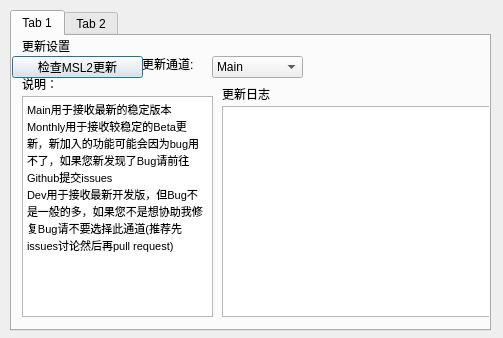
Above: SupportLib/setting.ui from MojaveHao/MSL2-Python before the change. Below: the same form after it.
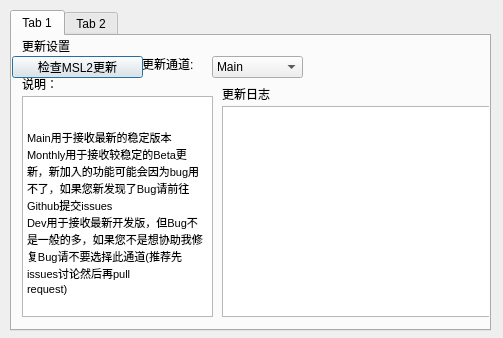
That is the form after the change. The open tabs and pages were chosen to show the change.

What changed in the file:
```diff
--- a/SupportLib/setting.ui
+++ b/SupportLib/setting.ui
@@ -40,12 +40,23 @@
      </property>
      <property name="html">
       <string>&lt;!DOCTYPE HTML PUBLIC &quot;-//W3C//DTD HTML 4.0//EN&quot; &quot;http://www.w3.org/TR/REC-html40/strict.dtd&quot;&gt;
-&lt;html&gt;&lt;head&gt;&lt;meta name=&quot;qrichtext&quot; content=&quot;1&quot; /&gt;&lt;style type=&quot;text/css&quot;&gt;
-p, li { white-space: pre-wrap; }
-&lt;/style&gt;&lt;/head&gt;&lt;body style=&quot; font-family:'SimSun'; font-size:9pt; font-weight:400; font-style:normal;&quot;&gt;
-&lt;p style=&quot; margin-top:0px; margin-bottom:0px; margin-left:0px; margin-right:0px; -qt-block-indent:0; text-indent:0px;&quot;&gt;&lt;span style=&quot; font-family:'MS Shell Dlg 2'; font-size:8pt;&quot;&gt;Main用于接收最新的稳定版本                    &lt;/span&gt;&lt;/p&gt;
-&lt;p style=&quot; margin-top:0px; margin-bottom:0px; margin-left:0px; margin-right:0px; -qt-block-indent:0; text-indent:0px;&quot;&gt;&lt;span style=&quot; font-family:'MS Shell Dlg 2'; font-size:8pt;&quot;&gt;Monthly用于接收较稳定的Beta更新，新加入的功能可能会因为bug用不了，如果您新发现了Bug请前往Github提交issues                    &lt;/span&gt;&lt;/p&gt;
-&lt;p style=&quot; margin-top:0px; margin-bottom:0px; margin-left:0px; margin-right:0px; -qt-block-indent:0; text-indent:0px;&quot;&gt;&lt;span style=&quot; font-family:'MS Shell Dlg 2'; font-size:8pt;&quot;&gt;Dev用于接收最新开发版，但Bug不是一般的多，如果您不是想协助我修复Bug请不要选择此通道(推荐先issues讨论然后再pull request)&lt;/span&gt;&lt;span style=&quot; font-family:'Microsoft YaHei UI';&quot;&gt;                &lt;/span&gt;&lt;/p&gt;&lt;/body&gt;&lt;/html&gt;</string>
+                            &lt;html&gt;&lt;head&gt;&lt;meta name=&quot;qrichtext&quot; content=&quot;1&quot; /&gt;&lt;style
+                            type=&quot;text/css&quot;&gt;
+                            p, li { white-space: pre-wrap; }
+                            &lt;/style&gt;&lt;/head&gt;&lt;body style=&quot; font-family:'SimSun'; font-size:9pt;
+                            font-weight:400; font-style:normal;&quot;&gt;
+                            &lt;p style=&quot; margin-top:0px; margin-bottom:0px; margin-left:0px; margin-right:0px;
+                            -qt-block-indent:0; text-indent:0px;&quot;&gt;&lt;span style=&quot; font-family:'MS Shell
+                            Dlg 2'; font-size:8pt;&quot;&gt;Main用于接收最新的稳定版本 &lt;/span&gt;&lt;/p&gt;
+                            &lt;p style=&quot; margin-top:0px; margin-bottom:0px; margin-left:0px; margin-right:0px;
+                            -qt-block-indent:0; text-indent:0px;&quot;&gt;&lt;span style=&quot; font-family:'MS Shell
+                            Dlg 2'; font-size:8pt;&quot;&gt;Monthly用于接收较稳定的Beta更新，新加入的功能可能会因为bug用不了，如果您新发现了Bug请前往Github提交issues
+                            &lt;/span&gt;&lt;/p&gt;
+                            &lt;p style=&quot; margin-top:0px; margin-bottom:0px; margin-left:0px; margin-right:0px;
+                            -qt-block-indent:0; text-indent:0px;&quot;&gt;&lt;span style=&quot; font-family:'MS Shell
+                            Dlg 2'; font-size:8pt;&quot;&gt;Dev用于接收最新开发版，但Bug不是一般的多，如果您不是想协助我修复Bug请不要选择此通道(推荐先issues讨论然后再pull
+                            request)&lt;/span&gt;&lt;span style=&quot; font-family:'Microsoft YaHei UI';&quot;&gt; &lt;/span&gt;&lt;/p&gt;&lt;/body&gt;&lt;/html&gt;
+                        </string>
      </property>
     </widget>
     <widget class="QComboBox" name="cbox_update">
```
Lines whose indentation alone changed are shown as unchanged.
